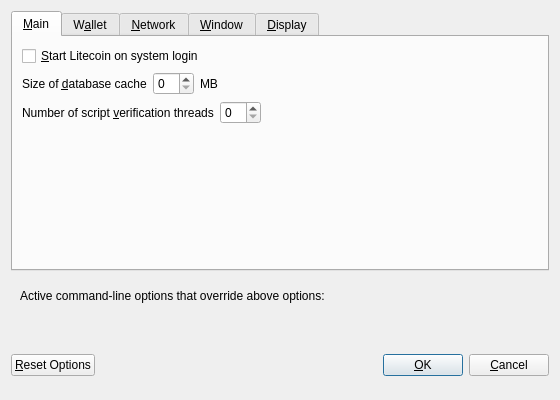
The window that src/qt/forms/optionsdialog.ui (nkpatro/CatcoinRelease) describes before a commit, drawn with Qt 5.
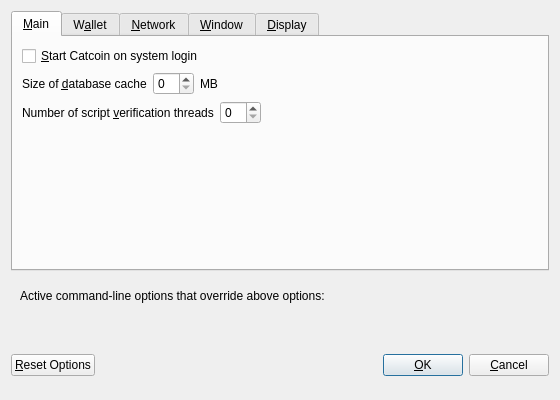
The same window after the commit. Custom widgets are drawn as their Qt base class.

Diff of the .ui file:
```diff
--- a/src/qt/forms/optionsdialog.ui
+++ b/src/qt/forms/optionsdialog.ui
@@ -33,7 +33,7 @@
           <string>Automatically start Litecoin after logging in to the system.</string>
          </property>
          <property name="text">
-          <string>&amp;Start Litecoin on system login</string>
+          <string>&amp;Start Catcoin on system login</string>
          </property>
         </widget>
        </item>
```
Left out of the diff: 8 changed lines with no effect on the pictures.
